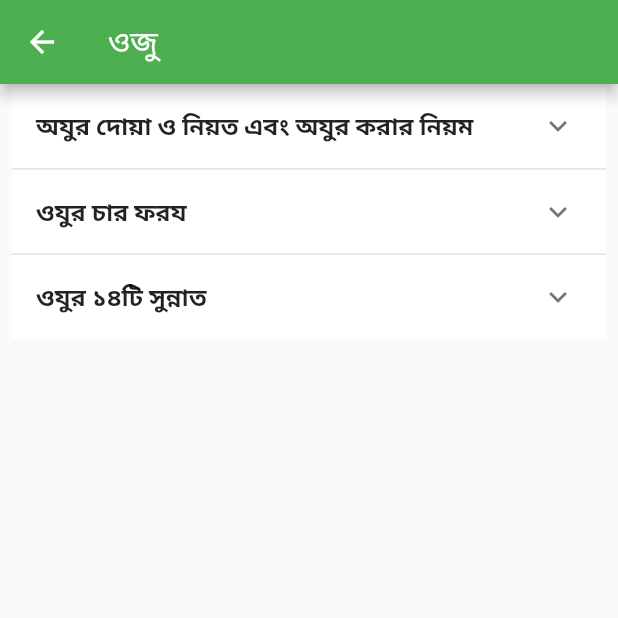
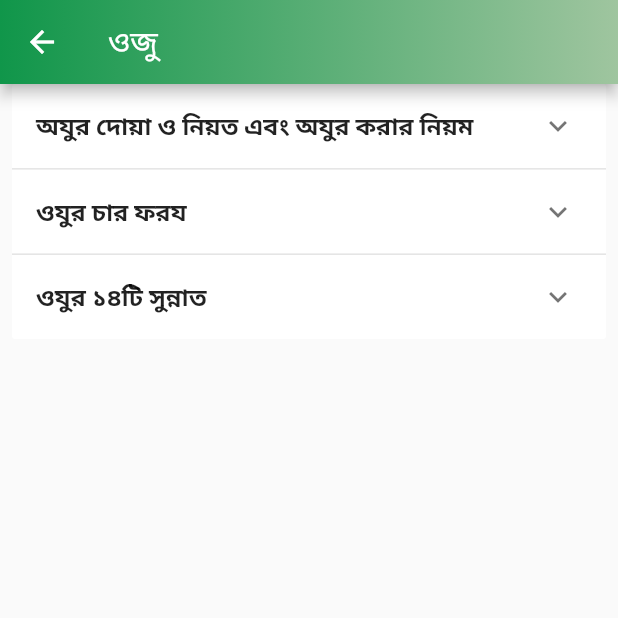
Before and after one commit to Ibrahim-K98han/islamic_apps, a Flutter app: the screen it shows after launch, after a tap on "ওজু", on a phone screen of 412 x 824 dp, the top half of it. Run offline on Flutter 3.47's test engine with Material 2 defaults, Android fonts, the phone set to English and light mode, and no system bars.

Commit message:
all page modifiy done

```diff
--- a/lib/main.dart
+++ b/lib/main.dart
@@ -16,7 +16,7 @@ class MyApp extends StatelessWidget {
       theme: ThemeData(
         primarySwatch: Colors.blue,
       ),
-      home: SplashScreen()
+      home: const SplashScreen()
     );
   }
 }
--- a/lib/pages/oju_page.dart
+++ b/lib/pages/oju_page.dart
@@ -17,8 +17,18 @@ class _OjuPageState extends State<OjuPage> {
   Widget build(BuildContext context) {
     return Scaffold(
       appBar: AppBar(
-        title: Text('ওজু'),
-        backgroundColor: Colors.green,
+        title: const Text('ওজু'),
+         flexibleSpace: Container(
+          decoration: const BoxDecoration(
+            gradient: LinearGradient(
+                begin: Alignment.centerLeft,
+                end: Alignment.centerRight,
+                colors: [
+                  Color.fromARGB(255, 16, 150, 74),
+                  Color.fromARGB(255, 159, 197, 159),
+                ]),
+          ),
+        ),
       ),
        body: Column(
         children:  const [
--- a/lib/pages/romjan_calender_page.dart
+++ b/lib/pages/romjan_calender_page.dart
@@ -12,7 +12,7 @@ class _RomjanCalenderState extends State<RomjanCalender> {
   Widget build(BuildContext context) {
     return Scaffold(
       appBar: AppBar(
-        title: Text('রমজানের ক্যালেন্ডার'),
+        title: const Text('রমজানের ক্যালেন্ডার'),
         backgroundColor: Colors.green,
       ),
       body: SafeArea(
--- a/lib/pages/splash_screen.dart
+++ b/lib/pages/splash_screen.dart
@@ -26,7 +26,7 @@ class _SplashScreenState extends State<SplashScreen> {
 
   _route() {
     Timer(
-      Duration(seconds: 3),
+      const Duration(seconds: 3),
           () {
         Navigator.of(context).pushReplacement(MaterialPageRoute(builder: (_) => HomePage()));
       },
@@ -49,10 +49,9 @@ class _SplashScreenState extends State<SplashScreen> {
           ),
           Column(
             crossAxisAlignment: CrossAxisAlignment.end,
-            children: [
-
-              Padding(
-                padding: const EdgeInsets.only(top: 30.0),
+            children: const [
+               Padding(
+                padding: EdgeInsets.only(top: 30.0),
                 child: Text(
                   'ইসলাম',style: TextStyle(fontSize: 40,fontWeight: FontWeight.bold,),
                 ),
```
Also changed, not shown: lib/pages/azan_page.dart (+11 -1 lines), lib/pages/gosole_page.dart (+11 -1 lines), lib/pages/masjid_page.dart (+13 -2 lines), lib/pages/namaj_page.dart (+14 -1 lines), lib/pages/romjan_ar_calender.dart (+14 -1 lines), lib/pages/sura_page.dart (+13 -1 lines), lib/pages/tayamum_page.dart (+11 -1 lines).
